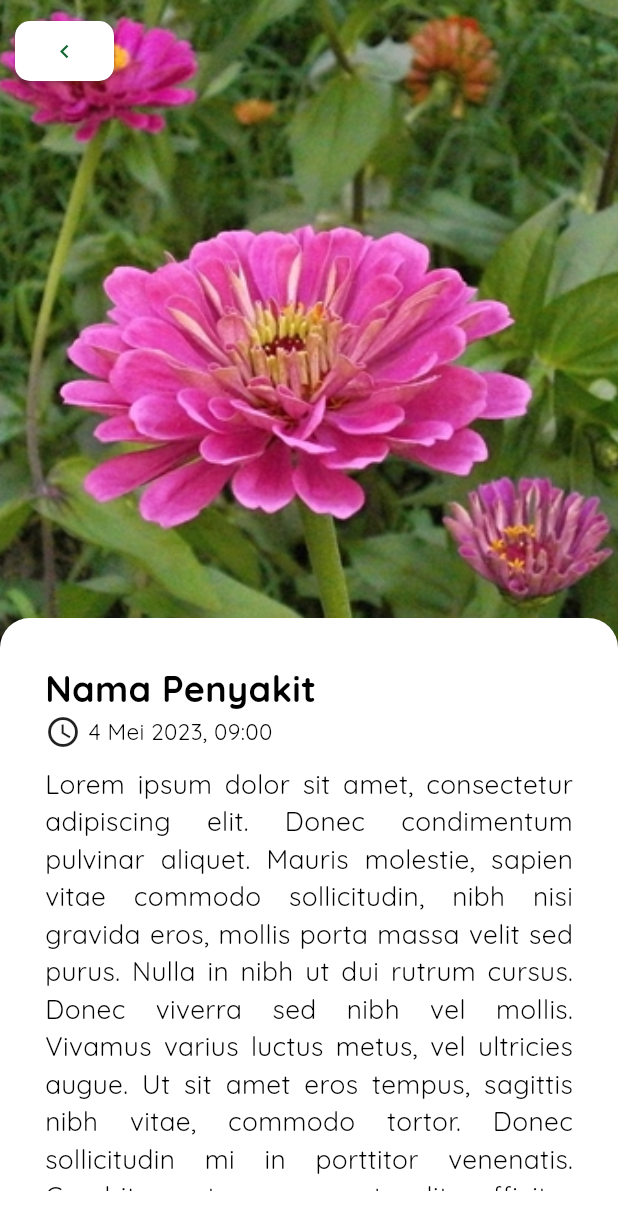
After one commit to FieryInferno/aplikasi_pendeteksi_penyakit_tanaman, a Flutter app: the Result screen opened directly, on a phone screen of 412 x 824 dp. The commit adds this screen. Shown: the top 1230 px of the screen. Run offline on Flutter 3.47's test engine with Material 2 defaults, Android fonts, the phone set to English and light mode, and no system bars; our stand-ins replace image_picker.

Commit message:
Halaman result

```diff
--- /dev/null
+++ b/lib/components/back_button.dart
@@ -0,0 +1,21 @@
+import 'package:flutter/material.dart';
+
+class BackButtonWidget extends StatelessWidget {
+  const BackButtonWidget({super.key});
+
+  @override
+  Widget build(BuildContext context) {
+    return ElevatedButton(
+      style: ElevatedButton.styleFrom(
+        shape: RoundedRectangleBorder(
+          borderRadius: BorderRadius.circular(10),
+        ),
+      ),
+      onPressed: () => Navigator.pop(context),
+      child: const Icon(
+        Icons.keyboard_arrow_left,
+        color: Color(0xFF116531),
+      ),
+    );
+  }
+}
--- /dev/null
+++ b/lib/components/text_widget.dart
@@ -0,0 +1,27 @@
+import 'package:flutter/material.dart';
+
+class TextWidget extends StatelessWidget {
+  final String title;
+  final FontWeight weight;
+  final double size;
+  final TextAlign align;
+
+  const TextWidget(this.title,
+      {super.key,
+      this.weight = FontWeight.normal,
+      this.size = 15,
+      this.align = TextAlign.left});
+
+  @override
+  Widget build(BuildContext context) {
+    return Text(
+      title,
+      textAlign: align,
+      style: TextStyle(
+        fontFamily: 'Quicksand',
+        fontWeight: weight,
+        fontSize: size,
+      ),
+    );
+  }
+}
--- /dev/null
+++ b/lib/data/rekomendasi_produk.dart
@@ -0,0 +1,29 @@
+class RekomendasiProduk {
+  final List<Map<String, dynamic>> list = [
+    {
+      'image': 'produk-1.png',
+      'nama_produk': 'Obat Tanaman 1',
+      'harga': 30000,
+    },
+    {
+      'image': 'produk-2.png',
+      'nama_produk': 'Obat Tanaman 2',
+      'harga': 40000,
+    },
+    {
+      'image': 'produk-3.png',
+      'nama_produk': 'Obat Tanaman 3',
+      'harga': 50000,
+    },
+    {
+      'image': 'produk-1.png',
+      'nama_produk': 'Obat Tanaman 4',
+      'harga': 60000,
+    },
+    {
+      'image': 'produk-2.png',
+      'nama_produk': 'Obat Tanaman 5',
+      'harga': 70000,
+    },
+  ];
+}
--- a/lib/main.dart
+++ b/lib/main.dart
@@ -1,6 +1,5 @@
 import 'package:flutter/material.dart';
 import 'package:aplikasi_pendeteksi_penyakit_tanaman/home.dart';
-import 'package:aplikasi_pendeteksi_penyakit_tanaman/pages/preview_widget.dart';
 
 void main() => runApp(const MyApp());
 
--- /dev/null
+++ b/lib/pages/result.dart
@@ -0,0 +1,120 @@
+import 'package:flutter/material.dart';
+import 'package:aplikasi_pendeteksi_penyakit_tanaman/data/rekomendasi_produk.dart';
+import 'package:aplikasi_pendeteksi_penyakit_tanaman/components/back_button.dart';
+import 'package:aplikasi_pendeteksi_penyakit_tanaman/components/title_widget.dart';
+import 'package:aplikasi_pendeteksi_penyakit_tanaman/components/text_widget.dart';
+import 'package:aplikasi_pendeteksi_penyakit_tanaman/components/rekomendasi_produk_item.dart';
+
+class Result extends StatefulWidget {
+  const Result({super.key});
+
+  @override
+  _Result createState() => _Result();
+}
+
+class _Result extends State<Result> {
+  final List<Map<String, dynamic>> _rekomendasiProduk =
+      RekomendasiProduk().list;
+  bool _displayFull = false;
+
+  @override
+  Widget build(BuildContext context) {
+    final screenHeight = MediaQuery.of(context).size.height;
+
+    return Scaffold(
+      body: SafeArea(
+        child: Stack(
+          children: [
+            Positioned(
+              bottom: screenHeight / 2 - 60,
+              top: 0,
+              right: 0,
+              left: 0,
+              child: Image.asset('assets/images/blog-1.jpg', fit: BoxFit.cover),
+            ),
+            const Positioned(top: 10, left: 10, child: BackButtonWidget()),
+            AnimatedPositioned(
+              duration: const Duration(milliseconds: 250),
+              bottom: 0,
+              right: 0,
+              left: 0,
+              top: _displayFull ? 80 : screenHeight / 2,
+              child: GestureDetector(
+                onTap: () {
+                  setState(() {
+                    _displayFull = !_displayFull;
+                  });
+                },
+                child: Container(
+                  decoration: const BoxDecoration(
+                    borderRadius: BorderRadius.only(
+                      topLeft: Radius.circular(20),
+                      topRight: Radius.circular(20),
+                    ),
+                    color: Colors.white,
+                  ),
+                  child: Padding(
+                    padding: const EdgeInsets.symmetric(
+                      vertical: 30,
+                      horizontal: 30,
+                    ),
+                    child: SingleChildScrollView(
+                      child: Column(
+                        crossAxisAlignment: CrossAxisAlignment.start,
+                        children: [
+                          const TitleWidget(title: 'Nama Penyakit'),
+                          Row(
+                            children: const [
+                              Icon(Icons.schedule),
+                              SizedBox(width: 5),
+                              TextWidget('4 Mei 2023, 09:00'),
+                            ],
+                          ),
+                          const SizedBox(height: 10),
+                          const TextWidget(
+                            'Lorem ipsum dolor sit amet, consectetur adipiscing elit. Donec condimentum pulvinar aliquet. Mauris molestie, sapien vitae commodo sollicitudin, nibh nisi gravida eros, mollis porta massa velit sed purus. Nulla in nibh ut dui rutrum cursus. Donec viverra sed nibh vel mollis. Vivamus varius luctus metus, vel ultricies augue. Ut sit amet eros tempus, sagittis nibh vitae, commodo tortor. Donec sollicitudin mi in porttitor venenatis. Curabitur at massa at elit efficitur pulvinar. Etiam accumsan augue non nunc convallis commodo. Nam aliquet consequat blandit. Sed et quam ut felis efficitur gravida. Maecenas scelerisque quis nisi et ultrices. Nullam blandit sit amet purus iaculis luctus. Donec quis velit consectetur, pulvinar orci at, tincidunt odio.',
+                            size: 17.5,
+                            align: TextAlign.justify,
+                          ),
+                          const SizedBox(height: 10),
+                          const TextWidget(
+                            'Cara Mengobati',
+                            size: 20,
+                            weight: FontWeight.bold,
+                          ),
+                          const TextWidget(
+                            'Fusce ac diam justo. Donec nec magna nunc. Suspendisse vulputate erat eu magna mattis efficitur. Aenean odio orci, feugiat quis gravida non, rutrum sit amet tortor. Praesent eu ullamcorper libero, nec cursus leo. Donec quis neque pretium, convallis mi sed, mollis mauris. Duis sit amet neque nec mauris imperdiet consectetur in quis massa. Aenean nec placerat justo, quis pretium turpis. Pellentesque nec sem id leo mattis convallis. Curabitur ac volutpat neque, a tincidunt libero. Nunc eleifend felis et enim scelerisque hendrerit. Donec gravida metus non nisi pellentesque pharetra. Duis vel pulvinar erat. Integer consequat diam sit amet diam porttitor posuere. Sed sit amet tortor quis quam vestibulum scelerisque quis eget magna.',
+                            size: 17.5,
+                            align: TextAlign.justify,
+                          ),
+                          const SizedBox(height: 10),
+                          const TextWidget(
+                            'Rekomendasi Produk',
+                            size: 20,
+                            weight: FontWeight.bold,
+                          ),
+                          SizedBox(
+                            height: 210,
+                            child: ListView.separated(
+                              scrollDirection: Axis.horizontal,
+                              itemBuilder: (context, index) =>
+                                  RekomendasiProdukItem(
+                                      _rekomendasiProduk[index]),
+                              separatorBuilder: (context, index) =>
+                                  const SizedBox(width: 5),
+                              itemCount: _rekomendasiProduk.length,
+                            ),
+                          ),
+                        ],
+                      ),
+                    ),
+                  ),
+                ),
+              ),
+            ),
+          ],
+        ),
+      ),
+    );
+  }
+}
--- a/pubspec.yaml
+++ b/pubspec.yaml
@@ -36,6 +36,7 @@ dependencies:
   # Use with the CupertinoIcons class for iOS style icons.
   cupertino_icons: ^1.0.2
   image_picker: ^0.8.7+4
+  intl: ^0.18.1
 
 dev_dependencies:
   flutter_test:
@@ -67,6 +68,9 @@ flutter:
     - assets/images/penyakit-2.png
     - assets/images/penyakit-3.png
     - assets/images/penyakit-4.png
+    - assets/images/produk-1.png
+    - assets/images/produk-2.png
+    - assets/images/produk-3.png
     - assets/images/blog-0.jpg
     - assets/images/blog-1.jpg
     - assets/images/blog-2.jpg
```
Also changed, not shown: lib/components/rekomendasi_produk_item.dart (added, +66 -0 lines), lib/pages/preview_widget.dart (+19 -21 lines), assets/images/produk-1.png (added), assets/images/produk-2.png (added), assets/images/produk-3.png (added), assets/images/produk-4.png (added), pubspec.lock.
